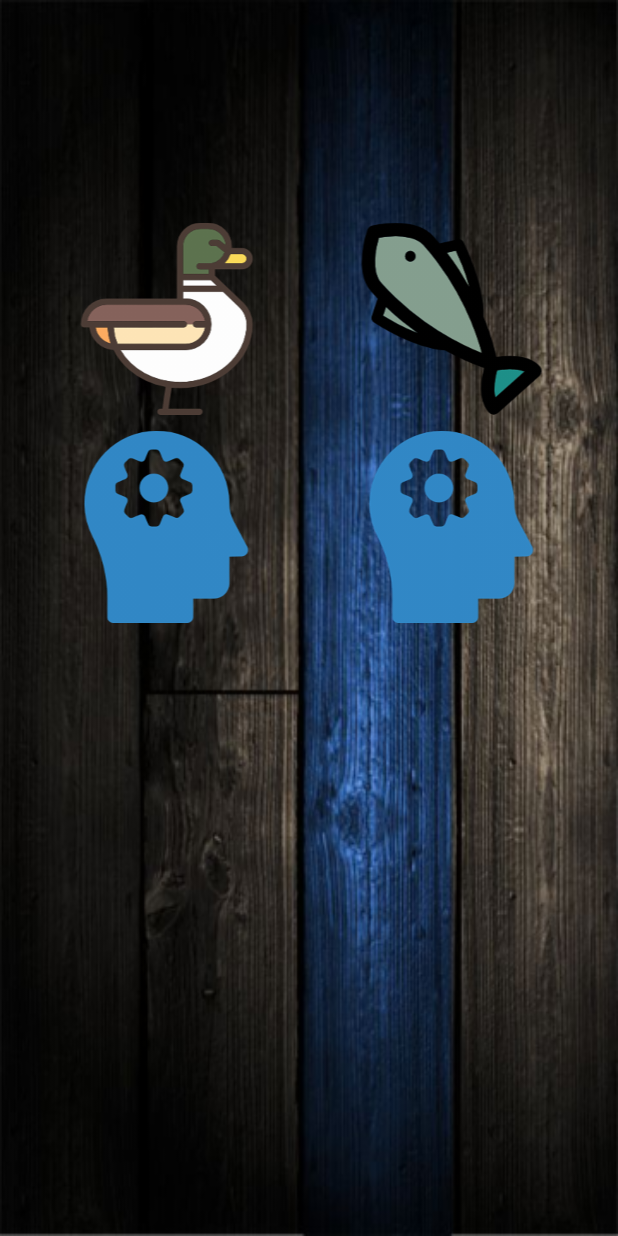
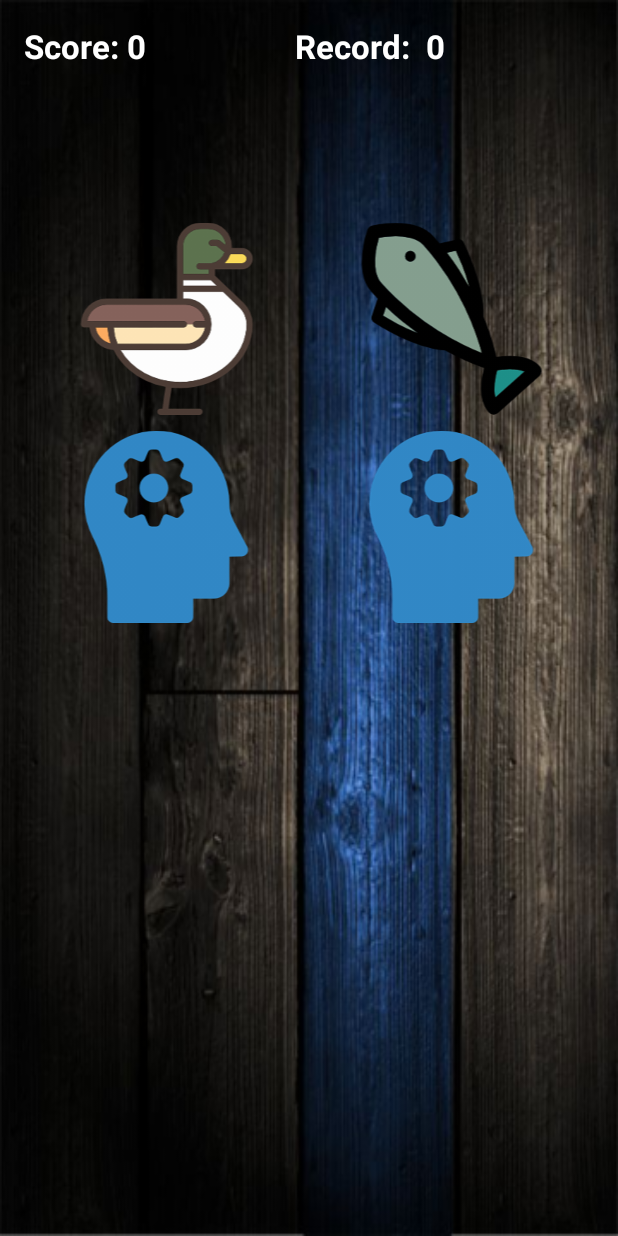
Before and after one commit to medvednic/SoccerMemoryGame, an Android app: the LevelOneGame screen opened directly, with no data from a screen before it, after a tap on an icon or button, on a phone screen of 412 x 824 dp. Run offline under Robolectric (Android 15) with nearby library versions, the phone set to English and light mode, and no system bars; our stand-ins replace ButterKnife, Picasso; pictures from the network do not load; 1 other tap on this screen came first.

Commit message:
Basic scoring system implemented, display user score and record in game activity.

```diff
--- a/app/src/main/java/itworks/eddy/soccermemorygame/GameLogic.java
+++ b/app/src/main/java/itworks/eddy/soccermemorygame/GameLogic.java
@@ -6,6 +6,7 @@ import android.animation.AnimatorListenerAdapter;
 import android.content.Context;
 import android.util.Log;
 import android.widget.ImageView;
+import android.widget.TextView;
 import android.widget.Toast;
 
 import com.squareup.picasso.Picasso;
@@ -22,19 +23,29 @@ import itworks.eddy.soccermemorygame.Models.Card;
 public class GameLogic {
 
     private static Context context;
-    private static int cardsNum;
-    private static int unmatchedCards;
     private static List<Card> cards;
     private static List<Card> selectedCards;
     private static List<Integer> randomized;
+    private static int cardsNum;
+    private static int unmatchedCards;
+    private static TextView scoreView;
+    private static int steps;
+    private static int score;
+    private static int winPoints;
+    private static int penalty;
 
-    public static void initCards(List<ImageView> imageViews, int [] resources, Context gameContext){
+    public static void initCards(Context gameContext, TextView scoreTv, List<ImageView> imageViews, int [] resources){
         context = gameContext;
         cards = new ArrayList<>();
         selectedCards = new ArrayList<>();
         randomized = new ArrayList<>();
         cardsNum = imageViews.size();
         unmatchedCards = cardsNum;
+        scoreView = scoreTv;
+        steps = 0;
+        score = 0;
+        winPoints = 1000;
+        penalty = 10;
         int [] randIndex = new int[2];
         Random randomGen = new Random();
         for (int resourceId: resources) {
@@ -44,8 +55,8 @@ public class GameLogic {
             }while (randIndex[0] == randIndex[1] || randomized.contains(randIndex[0]) || randomized.contains(randIndex[1]));
             randomized.add(randIndex[0]);
             randomized.add(randIndex[1]);
-            cards.add(new Card(imageViews.get(randIndex[0]), resourceId));
-            cards.add(new Card(imageViews.get(randIndex[1]), resourceId));
+            cards.add(new Card(imageViews.get(randIndex[0]), resourceId, penalty));
+            cards.add(new Card(imageViews.get(randIndex[1]), resourceId, penalty));
         }
     }
 
@@ -120,11 +131,16 @@ public class GameLogic {
     public static boolean checkMatch() {
         Log.d("Check for size: ", String.valueOf(selectedCards.size()));
         //if (selectedCards.size() == 2){
+        steps++;
         if (selectedCards.get(0).getResource() == selectedCards.get(1).getResource()){
+            score += selectedCards.get(0).getBonus() + selectedCards.get(1).getBonus();
+            scoreView.setText(String.valueOf(score));
             clearSelection();
             return true;
         }
         else{
+            selectedCards.get(0).lowerBonus();
+            selectedCards.get(1).lowerBonus();
             hideCard(selectedCards.get(0).getView());
             hideCard(selectedCards.get(1).getView());
         }
@@ -135,6 +151,8 @@ public class GameLogic {
     public static void checkWin(){
         unmatchedCards -=2;
         if (unmatchedCards == 0){
+            score += winPoints;
+            scoreView.setText(String.valueOf(score));
             Toast.makeText(context, "You have won!", Toast.LENGTH_SHORT).show();
         }
     }
--- a/app/src/main/java/itworks/eddy/soccermemorygame/Models/Card.java
+++ b/app/src/main/java/itworks/eddy/soccermemorygame/Models/Card.java
@@ -10,10 +10,14 @@ import itworks.eddy.soccermemorygame.CardOnclickListener;
 public class Card {
     private ImageView view;
     private int resource;
+    private int penalty;
+    private int bonus;
 
-    public Card(ImageView view, int resource) {
+    public Card(ImageView view, int resource, int penalty) {
         this.view = view;
         this.resource = resource;
+        this.penalty = penalty;
+        bonus = 100;
         view.setOnClickListener(new CardOnclickListener(this));
     }
 
@@ -24,4 +28,14 @@ public class Card {
     public int getResource() {
         return resource;
     }
+
+    public int getBonus() {
+        return bonus;
+    }
+
+    public void lowerBonus() {
+        if (bonus > 0) {
+            bonus -= penalty;
+        }
+    }
 }
--- a/app/src/main/java/itworks/eddy/soccermemorygame/Views/LevelOneGame.java
+++ b/app/src/main/java/itworks/eddy/soccermemorygame/Views/LevelOneGame.java
@@ -5,6 +5,7 @@ import android.os.Bundle;
 import android.support.v7.app.AlertDialog;
 import android.support.v7.app.AppCompatActivity;
 import android.widget.ImageView;
+import android.widget.TextView;
 
 import java.util.ArrayList;
 import java.util.List;
@@ -25,6 +26,8 @@ public class LevelOneGame extends AppCompatActivity {
     ImageView ivCard2;
     @Bind(R.id.ivCard3)
     ImageView ivCard3;
+    @Bind(R.id.tvScore)
+    TextView tvScore;
     List<ImageView> ivCards = new ArrayList<>();
     private int [] resources = {R.drawable.animal, R.drawable.fish};
 
@@ -38,7 +41,7 @@ public class LevelOneGame extends AppCompatActivity {
             BackgroundMusic.start(); //resume music
         }
         initIvCardList();
-        GameLogic.initCards(ivCards, resources, getApplicationContext());
+        GameLogic.initCards(getApplicationContext(), tvScore, ivCards, resources);
     }
 
     private void initIvCardList() {
--- a/app/src/main/res/layout/activity_level_one_game.xml
+++ b/app/src/main/res/layout/activity_level_one_game.xml
@@ -66,4 +66,49 @@
 
     </LinearLayout>
 
+    <LinearLayout
+        android:orientation="horizontal"
+        android:layout_width="match_parent"
+        android:layout_height="wrap_content"
+        android:id="@+id/scoresLayout">
+
+        <TextView
+            android:layout_width="wrap_content"
+            android:layout_height="wrap_content"
+            android:textAppearance="?android:attr/textAppearanceLarge"
+            android:text="Score: "
+            android:id="@+id/tvScoreTag"
+            android:textStyle="bold"
+            android:textColor="#FFFFFF" />
+
+        <TextView
+            android:layout_width="0dp"
+            android:layout_height="wrap_content"
+            android:textAppearance="?android:attr/textAppearanceLarge"
+            android:text="0"
+            android:id="@+id/tvScore"
+            android:textStyle="bold"
+            android:textColor="#FFFFFF"
+            android:layout_weight="1" />
+
+        <TextView
+            android:layout_width="wrap_content"
+            android:layout_height="wrap_content"
+            android:textAppearance="?android:attr/textAppearanceLarge"
+            android:id="@+id/tvBeat"
+            android:text="Record:  "
+            android:textStyle="bold"
+            android:textColor="#FFFFFF" />
+
+        <TextView
+            android:layout_width="0dp"
+            android:layout_height="wrap_content"
+            android:textAppearance="?android:attr/textAppearanceLarge"
+            android:text="0"
+            android:id="@+id/tvPrevScore"
+            android:textStyle="bold"
+            android:textColor="#FFFFFF"
+            android:layout_weight="1" />
+    </LinearLayout>
+
 </RelativeLayout>
```
